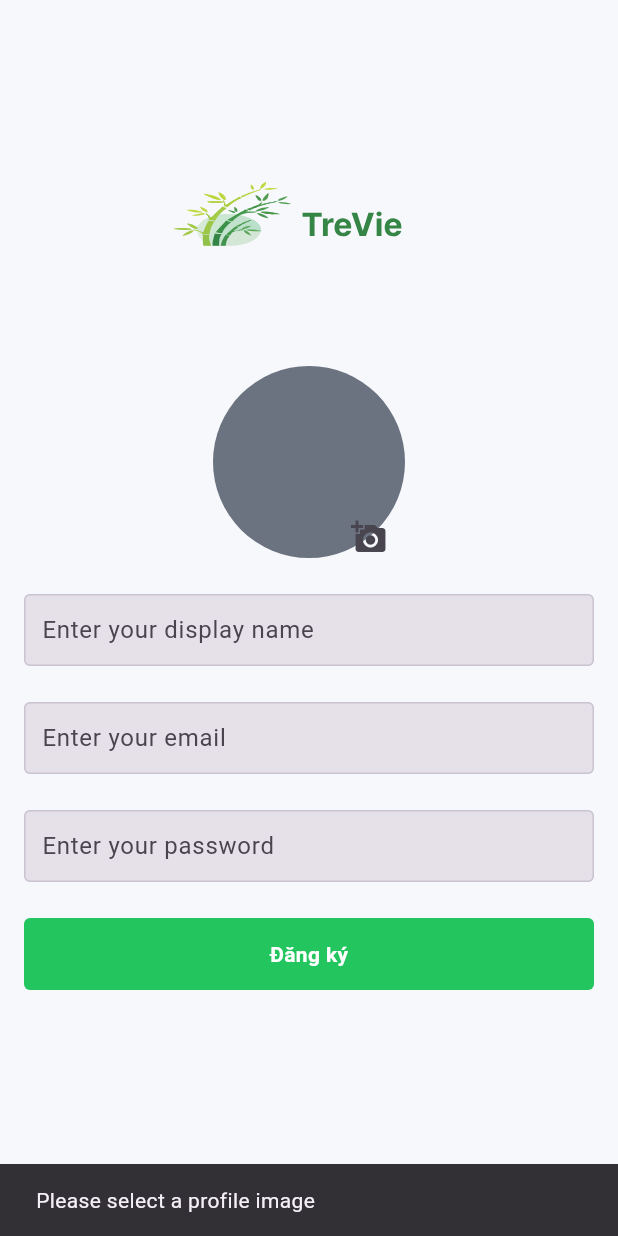
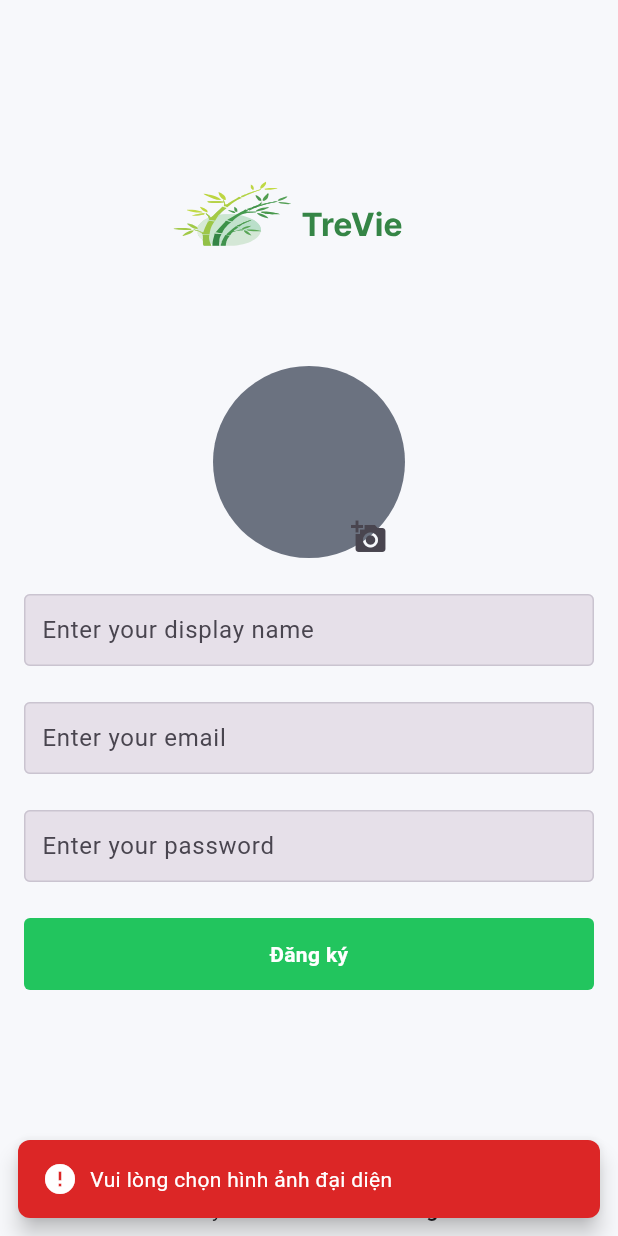
Before and after one commit to daoporo102/trevie-social-app, a Flutter app: the SignupScreen screen opened directly, after a tap on "Đăng ký", on a phone screen of 412 x 824 dp. Run offline on Flutter 3.47's test engine with Material 3 defaults, Android fonts, the phone set to English and light mode, and no system bars; our stand-ins replace cloud_firestore, firebase_auth, firebase_core, firebase_storage, flutter_svg, image_picker; missing offline and left inert: firebase_app_check; accounts and stored records are empty; generated files the repository leaves out were written again; network calls fail.

Commit message:
feature(custom-snack-bar): it has three properties: sucess, error, info

```diff
--- a/lib/screens/comments_screen.dart
+++ b/lib/screens/comments_screen.dart
@@ -7,6 +7,7 @@ import 'package:social_media_app/resources/firestore_method.dart';
 import 'package:social_media_app/utils/colors.dart';
 import 'package:social_media_app/utils/utils.dart';
 import 'package:social_media_app/widgets/comment_card.dart';
+import 'package:social_media_app/widgets/custom_snack_bar.dart';
 
 class CommentsScreen extends StatefulWidget {
   final String postId;
@@ -24,15 +25,14 @@ class _CommentsScreenState extends State<CommentsScreen> {
       String res = await FirestoreMethod().postComment(widget.postId, _commentController.text, uid, name, profilePic);
       if(res!='success'){
         if (context.mounted) {
-          showSnackBar(res, context);
-
+          displaySnackBar(res, context, SnackBarType.error);
         }
       }
       setState(() {
         _commentController.text = "";
       });
     } catch (e) {
-      showSnackBar(e.toString(), context);
+      displaySnackBar(e.toString(), context, SnackBarType.error);
     }
   }
 
--- a/lib/screens/login_screen.dart
+++ b/lib/screens/login_screen.dart
@@ -10,6 +10,7 @@ import 'package:social_media_app/screens/signup_screen.dart';
 import 'package:social_media_app/utils/global_variables.dart';
 import 'package:social_media_app/utils/utils.dart';
 import 'package:social_media_app/widgets/custom_inkwell.dart';
+import 'package:social_media_app/widgets/custom_snack_bar.dart';
 import 'package:social_media_app/widgets/text_field_input.dart';
 
 class LoginScreen extends StatefulWidget {
@@ -42,7 +43,7 @@ class _LoginScreenState extends State<LoginScreen> {
     if (res == "success") {
       //refresh provider so UI updates immediately
       Provider.of<UserProvider>(context, listen: false).refreshUser();
-      showSnackBar('Login successful!', context);
+      displaySnackBar('Đăng nhập thành công', context, SnackBarType.success);
       Navigator.of(context).pushReplacement(
         MaterialPageRoute(
           builder: (context) => const ResponsiveLayout(
@@ -52,8 +53,7 @@ class _LoginScreenState extends State<LoginScreen> {
         ),
       );
     } else {
-      // ignore: use_build_context_synchronously
-      showSnackBar(res, context);
+      displaySnackBar('Đăng nhập thất bại', context, SnackBarType.error);
     }
     setState(() {
       _isLoading = false;
--- a/lib/screens/more_screen.dart
+++ b/lib/screens/more_screen.dart
@@ -6,6 +6,7 @@ import 'package:social_media_app/screens/login_screen.dart';
 import 'package:social_media_app/utils/colors.dart';
 import 'package:social_media_app/utils/global_variables.dart';
 import 'package:social_media_app/utils/utils.dart';
+import 'package:social_media_app/widgets/custom_snack_bar.dart';
 
 class MoreScreen extends StatefulWidget {
   const MoreScreen({super.key, required this.uid});
@@ -26,8 +27,8 @@ class _MoreScreenState extends State<MoreScreen> {
     Navigator.of(context).pushReplacement(
       MaterialPageRoute(builder: (context) => const LoginScreen()),
     );
-    //show snackbar
-    showSnackBar('Đăng xuất thành công!', context);
+    //Display snackbar
+    displaySnackBar('Đăng xuất thành công!', context, SnackBarType.success);
   }
 
   @override
--- a/lib/screens/profile_screen.dart
+++ b/lib/screens/profile_screen.dart
@@ -5,6 +5,7 @@ import 'package:social_media_app/resources/firestore_method.dart';
 import 'package:social_media_app/utils/colors.dart';
 import 'package:social_media_app/utils/global_variables.dart';
 import 'package:social_media_app/utils/utils.dart';
+import 'package:social_media_app/widgets/custom_snack_bar.dart';
 import 'package:social_media_app/widgets/follow_button.dart';
 import 'package:social_media_app/widgets/post_card.dart';
 
@@ -76,7 +77,9 @@ class _ProfileScreenState extends State<ProfileScreen> {
         _isLoading = false;
       });
     } catch (e) {
-      if (mounted) showSnackBar(e.toString(), context);
+      if (mounted) {
+        displaySnackBar(e.toString(), context, SnackBarType.error);
+      };
       setState(() {
         _isLoading = false;
       });
--- a/lib/screens/signup_screen.dart
+++ b/lib/screens/signup_screen.dart
@@ -12,6 +12,7 @@ import 'package:social_media_app/screens/login_screen.dart';
 import 'package:social_media_app/utils/colors.dart';
 import 'package:social_media_app/utils/utils.dart';
 import 'package:social_media_app/widgets/custom_inkwell.dart';
+import 'package:social_media_app/widgets/custom_snack_bar.dart';
 import 'package:social_media_app/widgets/text_field_input.dart';
 
 class SignupScreen extends StatefulWidget {
@@ -39,7 +40,7 @@ class _SignupScreenState extends State<SignupScreen> {
   void signUpUser() async {
     if (_isLoading) return;
     if (_image == null) {
-      showSnackBar('Please select a profile image', context);
+      displaySnackBar('Vui lòng chọn hình ảnh đại diện', context, SnackBarType.error);
       return;
     }
 
@@ -59,7 +60,7 @@ class _SignupScreenState extends State<SignupScreen> {
       if (res == "success") {
         //refresh provider so UI updates immediately
         Provider.of<UserProvider>(context, listen: false).refreshUser();
-        showSnackBar('Sign up successful!', context);
+        displaySnackBar('Đăng ký thành công!', context, SnackBarType.success);
         Navigator.of(context).pushReplacement(
           MaterialPageRoute(
             builder: (context) => const ResponsiveLayout(
@@ -69,11 +70,11 @@ class _SignupScreenState extends State<SignupScreen> {
           ),
         );
       } else {
-        showSnackBar(res, context);
+        displaySnackBar(res, context, SnackBarType.error);
       }
     } catch (e) {
       if (!mounted) return;
-      showSnackBar(e.toString(), context);
+      displaySnackBar(e.toString(), context, SnackBarType.error);
     } finally {
       if (mounted) {
         setState(() {
@@ -94,7 +95,7 @@ class _SignupScreenState extends State<SignupScreen> {
       final Uint8List? im = await pickImage(ImageSource.gallery);
       if (!mounted) return;
       if (im == null) {
-        showSnackBar('No image selected', context);
+        displaySnackBar('Không có hình ảnh nào được chọn', context, SnackBarType.error);
         return;
       }
       setState(() {
@@ -102,7 +103,7 @@ class _SignupScreenState extends State<SignupScreen> {
       });
     } catch (e) {
       if (!mounted) return;
-      showSnackBar('Failed to pick image: $e', context);
+      displaySnackBar('Lỗi chọn hình ảnh: $e', context, SnackBarType.error);
     }
   }
 
--- a/lib/utils/colors.dart
+++ b/lib/utils/colors.dart
@@ -29,3 +29,6 @@ const primaryTextColor = Color.fromRGBO(
 ); // dark text for contrast on light bg
 const secondaryColor = Color.fromRGBO(107, 114, 128, 1); // muted slate gray
 const onPrimaryColor = Color.fromRGBO(255, 255, 255, 1); // white text color
+
+const errorBackgroundColor = Color.fromRGBO(220, 38, 38, 1); // bright red for errors
+const infoBackgroundColor = Color.fromRGBO(59, 130, 246, 1); // blue for informational messages
--- a/lib/utils/utils.dart
+++ b/lib/utils/utils.dart
@@ -1,11 +1,13 @@
 import 'package:flutter/foundation.dart';
 import 'package:flutter/material.dart';
 import 'package:image_picker/image_picker.dart';
+import 'package:social_media_app/widgets/custom_snack_bar.dart';
 
-void showSnackBar(String content, BuildContext context) {
+void displaySnackBar(String text, BuildContext context, SnackBarType type) {
   ScaffoldMessenger.of(context).showSnackBar(
-    SnackBar(
-      content: Text(content),
+    CustomSnackBar.buildSnackBar(
+      text: text,
+      type: type,
     ),
   );
 }
--- /dev/null
+++ b/lib/widgets/custom_snack_bar.dart
@@ -0,0 +1,54 @@
+import 'package:flutter/material.dart';
+import 'package:social_media_app/utils/colors.dart';
+
+enum SnackBarType { success, info, error }
+
+class CustomSnackBar {
+  static SnackBar buildSnackBar({
+    required String text,
+    required SnackBarType type,
+    Duration duration = const Duration(seconds: 5),
+  }) {
+    Color backgroundColor;
+    IconData icon;
+
+    switch (type) {
+      case SnackBarType.success:
+        backgroundColor = appPrimaryColor;
+        icon = Icons.check_circle;
+        break;
+      case SnackBarType.info:
+        backgroundColor = infoBackgroundColor;
+        icon = Icons.info;
+        break;
+      case SnackBarType.error:
+        backgroundColor = errorBackgroundColor;
+        icon = Icons.error;
+        break;
+    }
+
+    return SnackBar(
+      content: Row(
+        children: [
+          Icon(icon, color: onPrimaryColor),
+          SizedBox(width: 8),
+          Expanded(
+            child: Text(
+              text,
+              style: TextStyle(
+                color: onPrimaryColor
+              ),
+              maxLines: 2,
+              overflow: TextOverflow.ellipsis,
+            ),
+          ),
+        ],
+      ),
+      backgroundColor: backgroundColor,
+      duration: duration,
+      behavior: SnackBarBehavior.floating,
+      margin: EdgeInsets.all(12.0),
+      shape: RoundedRectangleBorder(borderRadius: BorderRadius.circular(8.0)),
+    );
+  }
+}
--- a/lib/widgets/post_card.dart
+++ b/lib/widgets/post_card.dart
@@ -9,6 +9,7 @@ import 'package:social_media_app/screens/comments_screen.dart';
 import 'package:social_media_app/utils/colors.dart';
 import 'package:social_media_app/utils/global_variables.dart';
 import 'package:social_media_app/utils/utils.dart';
+import 'package:social_media_app/widgets/custom_snack_bar.dart';
 import 'package:social_media_app/widgets/like_animation.dart';
 
 class PostCard extends StatefulWidget {
@@ -125,10 +126,7 @@ class _PostCardState extends State<PostCard> {
                                             widget.snap['postId'],
                                           );
                                           Navigator.of(context).pop();
-                                          showSnackBar(
-                                            "Xoá bài thành công",
-                                            context,
-                                          );
+                                          displaySnackBar("Xoá bài thành công", context, SnackBarType.success);
                                         },
                                         child: Container(
                                           padding: EdgeInsets.symmetric(
```
Also changed, not shown: lib/screens/add_post_screen.dart (+4 -3 lines).
